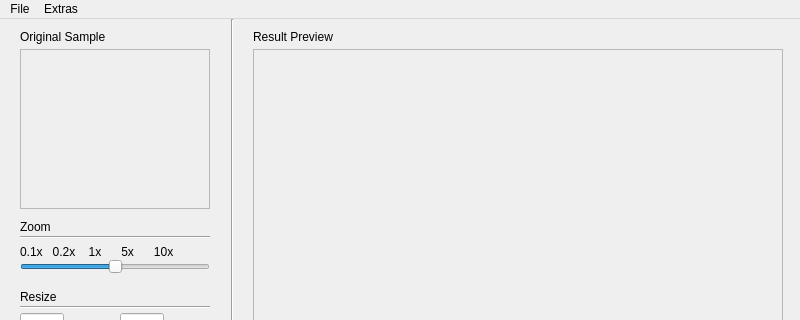
First picture: the form in trab1/mainwindow.ui, repository julioce/CompGraf, before the edit; both pictures show x 0 to 800 and y 0 to 320 of the 800 by 600 pixel window.
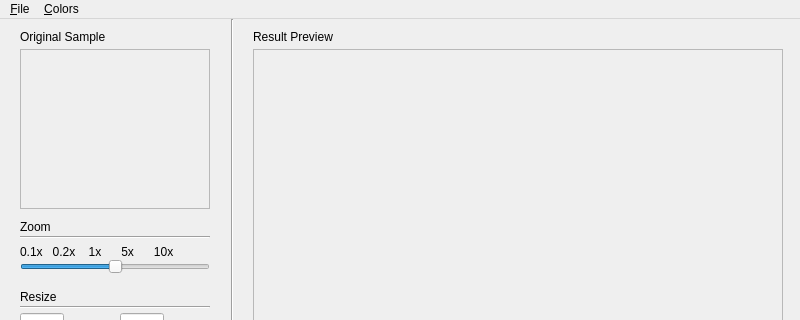
Second picture: the form after the edit. Icons and pictures are not drawn.

Commit message: Menu Effects alterado para Colors e melhoria na janela secundária.

Diff of the .ui file:
```diff
--- a/trab1/mainwindow.ui
+++ b/trab1/mainwindow.ui
@@ -733,19 +733,19 @@
      <x>0</x>
      <y>0</y>
      <width>800</width>
-     <height>22</height>
+     <height>25</height>
     </rect>
    </property>
    <widget class="QMenu" name="menuFile">
     <property name="title">
-     <string>File</string>
+     <string>&amp;File</string>
     </property>
     <addaction name="actionOpenFile"/>
     <addaction name="actionExit"/>
    </widget>
    <widget class="QMenu" name="menuExtras">
     <property name="title">
-     <string>Extras</string>
+     <string>&amp;Colors</string>
     </property>
     <addaction name="actionEffects"/>
    </widget>
```
Left out of the diff: 4 changed lines with no effect on the pictures. The commit also changes 5 other files.
